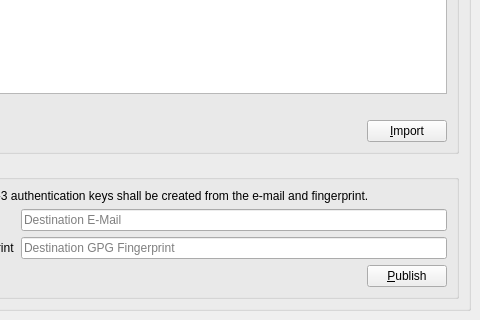
Above: Source/UI/spot-on-rosetta-gpg-import.ui from textbrowser/spot-on before the change; both pictures show x 170 to 650 and y 259 to 579 of the 650 by 579 pixel window. Below: the same form after it.
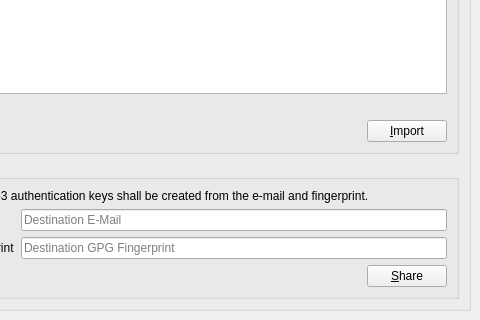
That is the form after the change. Icons and pictures are not drawn.

Commit message: Increased hash key size parameter from 256 to 512 in derivedKeys(). Share via GIT.

What changed in the file:
```diff
--- a/Source/UI/spot-on-rosetta-gpg-import.ui
+++ b/Source/UI/spot-on-rosetta-gpg-import.ui
@@ -199,7 +199,7 @@
             <item>
              <widget class="QPushButton" name="publish">
               <property name="text">
-               <string>&amp;Publish</string>
+               <string>&amp;Share</string>
               </property>
              </widget>
             </item>
```
Left out of the diff: 4 changed lines with no effect on the pictures. The commit also changes 5 other files.
